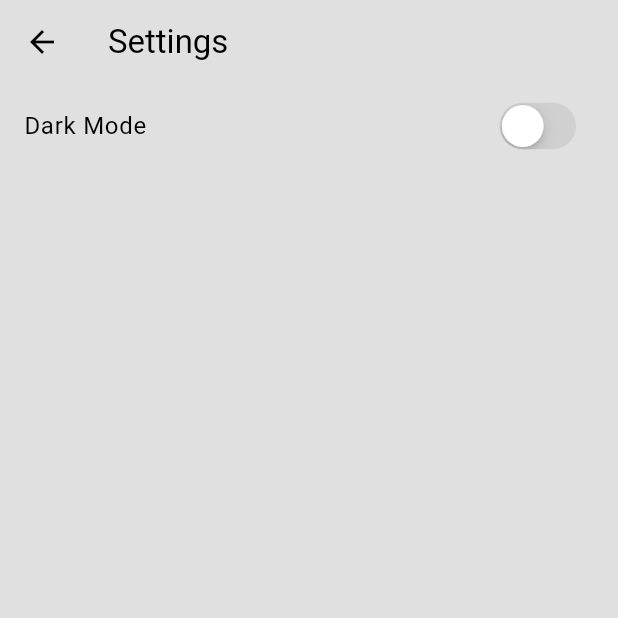
After one commit to Groads/social_app_kevin_salazar, a Flutter app: the SettingsPages screen opened directly, on a phone screen of 412 x 824 dp, the top half of it. The commit adds this screen. Run offline on Flutter 3.47's test engine with Material 3 defaults, Android fonts, the phone set to English and light mode, and no system bars; our stand-ins replace cached_network_image, cloud_firestore, file_picker, firebase_auth, firebase_core, firebase_storage and 1 more; accounts and stored records are empty; project files that could hold a hidden picture were left out.

Commit message:
theme mode

```diff
--- a/lib/features/profile/domain/data/presentation/pages/follower_page.dart
+++ b/lib/features/profile/domain/data/presentation/pages/follower_page.dart
@@ -75,13 +75,13 @@ class FollowerPage extends StatelessWidget {
           }
           //user loading..
           else if (snapshot.connectionState == ConnectionState.waiting){
-            return ListTile(title: Text("Loading.."));
+            return const ListTile(title: Text("Loading.."));
 
           }
 
           //not found
           else {
-            return ListTile(title: Text("Not found.."));
+            return const ListTile(title: Text("Not found.."));
           }
          });
       }
--- /dev/null
+++ b/lib/features/search/domain/search_repo.dart
@@ -0,0 +1,5 @@
+import 'package:social_app_kevin_salazar/features/profile/domain/data/presentation/pages/entities/profile_user.dart';
+
+abstract class SearchRepo {
+  Future<List<ProfileUser>> searchUsers(String query);
+}
--- /dev/null
+++ b/lib/features/search/presentation/cubits/search_cubit.dart
@@ -0,0 +1,30 @@
+import 'package:flutter_bloc/flutter_bloc.dart';
+import 'package:social_app_kevin_salazar/features/search/domain/search_repo.dart';
+import 'package:social_app_kevin_salazar/features/search/presentation/cubits/search_states.dart';
+
+class SearchCubit extends Cubit<SearchStates>{
+  final SearchRepo searchRepo;
+
+
+  SearchCubit({required this.searchRepo}): super(SearchInitial());
+
+  Future<void> searchUsers(String query)async {
+    if (query.isEmpty){
+      emit(SearchInitial());
+      return;
+    }
+
+    try {
+
+      emit(SearchLoading());
+      final users = await searchRepo.searchUsers(query);
+      emit(SearchLoaded(users));
+    }
+
+    catch(e){
+      emit(SearchError("Erro fetching search results"));
+    }
+
+  }
+
+}
--- /dev/null
+++ b/lib/features/search/presentation/cubits/search_states.dart
@@ -0,0 +1,19 @@
+import 'package:social_app_kevin_salazar/features/profile/domain/data/presentation/pages/entities/profile_user.dart';
+
+abstract class SearchStates {}
+
+class SearchInitial extends SearchStates{}
+
+class SearchLoading extends SearchStates {}
+
+class SearchLoaded extends SearchStates {
+  final List<ProfileUser?> users;
+
+  SearchLoaded(this.users);
+}
+
+class SearchError extends SearchStates{
+  final String message;
+
+  SearchError(this.message);
+}
--- /dev/null
+++ b/lib/features/settings/pages/settings_pages.dart
@@ -0,0 +1,47 @@
+/*
+
+SETTINGS PAGE
+
+-DarkMode
+-Blocked Users
+-Account Settings
+
+*/
+
+import 'package:flutter/cupertino.dart';
+import 'package:flutter/material.dart';
+import 'package:flutter_bloc/flutter_bloc.dart';
+import 'package:social_app_kevin_salazar/themes/theme_cubit.dart';
+
+class SettingsPages extends StatelessWidget {
+  const SettingsPages({super.key});
+
+
+  // BUILD UI
+  @override
+  Widget build(BuildContext context) {
+
+     //theme cubit
+     final themeCubit = context.watch<ThemeCubit>();
+
+     // is dark mode
+     bool isDarkMode = themeCubit.isDarkMode;
+
+     //SCAFFOLD
+
+    return Scaffold(
+      appBar: AppBar(title: const Text("Settings"),
+      ),
+
+      body: Column(children: [
+        //dark mode tile
+        ListTile(
+          title: Text("Dark Mode"),
+          trailing: CupertinoSwitch(value: isDarkMode, onChanged: (value){
+            themeCubit.toggleTheme();
+          }),
+        )
+      ],),
+    );
+  }
+}
--- /dev/null
+++ b/lib/themes/dark_mode.dart
@@ -0,0 +1,17 @@
+import 'package:flutter/material.dart';
+
+ThemeData darkMode = ThemeData(
+  colorScheme: const ColorScheme.dark(
+    // very dark - app bar + drawer color
+    surface: Color.fromARGB(255, 9, 9, 9),
+    //slightly light
+    primary: Color.fromARGB(255,105,105,105),
+    //dark
+    secondary: Color.fromARGB(255, 20, 20, 20),
+    //slightly dark
+    tertiary: Color.fromARGB(255, 29, 29, 29),
+    // very light
+    inversePrimary: Color.fromARGB(255, 195, 195, 195),
+  ),
+  scaffoldBackgroundColor: const Color.fromARGB(255, 9, 9, 9),
+);
--- /dev/null
+++ b/lib/themes/theme_cubit.dart
@@ -0,0 +1,23 @@
+import 'package:flutter/material.dart';
+import 'package:flutter_bloc/flutter_bloc.dart';
+import 'package:social_app_kevin_salazar/themes/dark_mode.dart';
+import 'package:social_app_kevin_salazar/themes/light_mode.dart';
+
+class ThemeCubit extends Cubit<ThemeData> {
+  bool _isDarkMode = false;
+
+  ThemeCubit(): super(lightMode);
+
+  bool get isDarkMode => _isDarkMode;
+
+  void toggleTheme(){
+    _isDarkMode = !_isDarkMode;
+
+    if(isDarkMode){
+      emit(darkMode);
+
+    } else {
+      emit(lightMode);
+    }
+  }
+}
```
Also changed, not shown: lib/app.dart (+25 -5 lines), lib/features/home/presentation/pages/components/my_drawer.dart (+10 -2 lines), lib/features/search/domain/data/firebase_search_repo.dart (added, +25 -0 lines), lib/features/search/presentation/cubits/pages/search_page.dart (added, +88 -0 lines), lib/responsive/constrained_scaffold.dart (added, +34 -0 lines).
